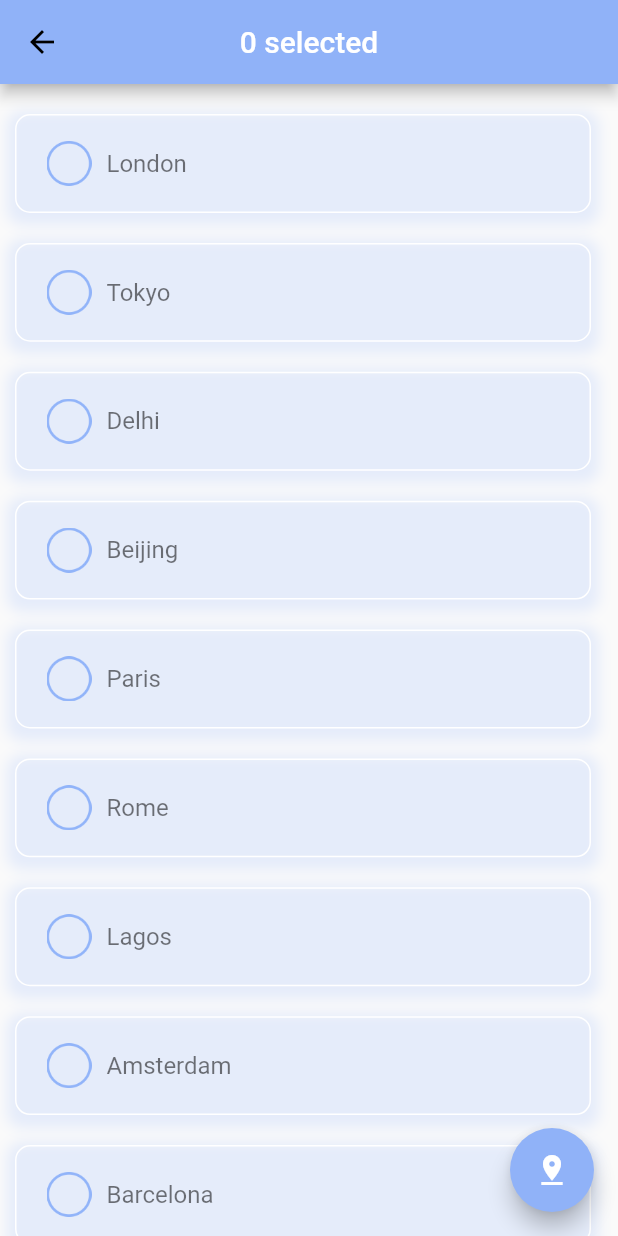
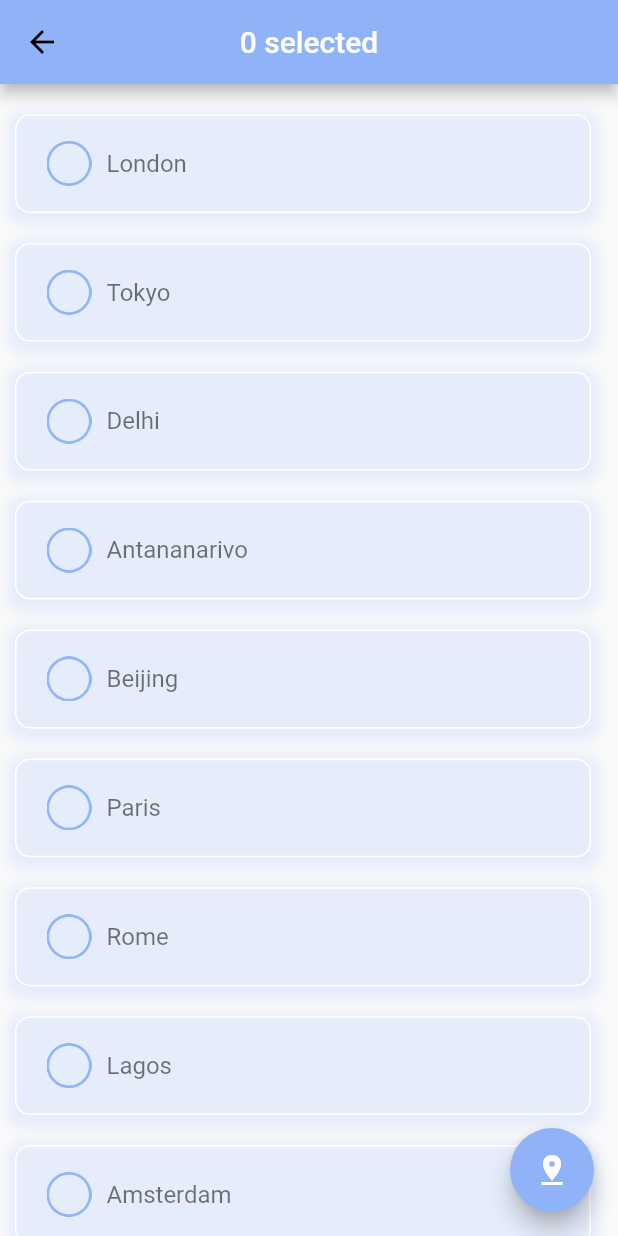
Before and after one commit to djcrust/my_weather_app, a Flutter app: the screen it shows after launch, after a tap on "Get Started", on a phone screen of 412 x 824 dp. Run offline on Flutter 3.47's test engine with Material 2 defaults, Android fonts, the phone set to English and light mode, and no system bars; our stand-ins replace flutter_easyloading, get.

Commit message:
Getx controller bug fixed

```diff
--- a/lib/controller/controller.dart
+++ b/lib/controller/controller.dart
@@ -1,19 +1,19 @@
 import 'package:get/get.dart';
 import 'package:my_weather_app/models/city.dart';
-import 'package:my_weather_app/services/repository.dart';
 
 class HomeController extends GetxController {
-  CityRepository cityRepository;
-  HomeController({
-    required this.cityRepository,
-  });
-
   final cities = <City>[].obs;
+  final nSelected = 0.obs;
+  //final cities = RxList<City>([]);
 
   @override
   void onInit() {
     super.onInit();
-    cities.assignAll(cityRepository.readCities());
+    readCities();
+  }
+
+  void readCities() {
+    cities.assignAll(City.citiesList);
   }
 
   @override
@@ -28,5 +28,12 @@ class HomeController extends GetxController {
 
   void setSelectedCity(int index) {
     cities[index].isSelected = !cities[index].isSelected;
+    List<City> selectedCities = getSelectedCities();
+    updateSelect(selectedCities.length);
+    cities.refresh();
+  }
+
+  void updateSelect(int valueSelected) {
+    nSelected.value = valueSelected;
   }
 }
--- a/lib/main.dart
+++ b/lib/main.dart
@@ -16,7 +16,7 @@ class MyApp extends StatelessWidget {
     return GetMaterialApp(
       title: 'My Weather App',
       debugShowCheckedModeBanner: false,
-      home: GetStarted(),
+      home: const GetStarted(),
       initialBinding: HomeBinding(),
       builder: EasyLoading.init(),
     );
--- a/lib/models/city.dart
+++ b/lib/models/city.dart
@@ -14,10 +14,11 @@ class City {
   //List of Cities
   static List<City> citiesList = [
     City(
-        isSelected: false,
-        city: 'London',
-        country: 'United Kindgom',
-        isDefault: true),
+      isSelected: false,
+      city: 'London',
+      country: 'United Kindgom',
+      isDefault: true,
+    ),
     City(
       isSelected: false,
       city: 'Tokyo',
@@ -28,6 +29,12 @@ class City {
       isSelected: false,
       city: 'Delhi',
       country: 'India',
+      isDefault: false,
+    ),
+    City(
+      isSelected: false,
+      city: 'Antananarivo',
+      country: 'Madagascar',
       isDefault: false,
     ),
     City(
--- a/lib/ui/binding.dart
+++ b/lib/ui/binding.dart
@@ -1,12 +1,9 @@
 import 'package:get/get.dart';
 import 'package:my_weather_app/controller/controller.dart';
-import 'package:my_weather_app/services/repository.dart';
 
 class HomeBinding implements Bindings {
   @override
   void dependencies() {
-    Get.put(HomeController(
-      cityRepository: CityRepository(),
-    ));
+    Get.lazyPut(() => HomeController());
   }
 }
--- a/lib/ui/get_started.dart
+++ b/lib/ui/get_started.dart
@@ -1,12 +1,10 @@
 import 'package:flutter/material.dart';
 import 'package:get/get.dart';
-import 'package:my_weather_app/controller/controller.dart';
 import 'package:my_weather_app/models/constants.dart';
 import 'package:my_weather_app/ui/welcome.dart';
 
 class GetStarted extends StatelessWidget {
-  final homeCtrl = Get.find<HomeController>();
-  GetStarted({Key? key}) : super(key: key);
+  const GetStarted({Key? key}) : super(key: key);
 
   @override
   Widget build(BuildContext context) {
@@ -28,7 +26,7 @@ class GetStarted extends StatelessWidget {
               ),
               GestureDetector(
                 onTap: () {
-                  Get.to(() => const Welcome());
+                  Get.to(() => Welcome());
                 },
                 child: Container(
                   height: 50,
--- a/lib/ui/welcome.dart
+++ b/lib/ui/welcome.dart
@@ -1,39 +1,39 @@
 import 'package:flutter/material.dart';
 import 'package:get/get.dart';
 import 'package:my_weather_app/controller/controller.dart';
-//import 'package:my_weather_app/models/city.dart';
 import 'package:my_weather_app/models/constants.dart';
+import 'package:my_weather_app/ui/get_started.dart';
 
-class Welcome extends GetView<HomeController> {
-  const Welcome({Key? key}) : super(key: key);
+class Welcome extends StatelessWidget {
+  final homeCtrl = Get.find<HomeController>();
+  Welcome({Key? key}) : super(key: key);
 
   @override
   Widget build(BuildContext context) {
-    //List<City> selectedCities = homeCtrl.getSelectedCities();
-
     Constants myConstants = Constants();
     Size size = MediaQuery.of(context).size;
 
-    return Scaffold(
+    return Obx(
+      () => Scaffold(
         appBar: AppBar(
           automaticallyImplyLeading: false,
           backgroundColor: myConstants.secondaryColor,
           centerTitle: true,
-        //title: Text('${selectedCities.length} selected'),
-        title: const Text('0 selected'),
+          title: Text('${homeCtrl.nSelected} selected'),
+          //title: const Text('0 selected'),
           leading: IconButton(
               icon: const Icon(
                 Icons.arrow_back,
                 color: Colors.black,
               ),
               onPressed: () {
-              Get.back();
+                Get.to(() => const GetStarted());
+                //Get.back();
               }),
         ),
-      body: Obx(
-        () => SafeArea(
+        body: SafeArea(
           child: ListView.builder(
-            itemCount: controller.cities.length,
+            itemCount: homeCtrl.cities.length,
             itemBuilder: (BuildContext context, int index) {
               return Container(
                 margin: const EdgeInsets.only(left: 10, top: 20, right: 18),
@@ -41,7 +41,7 @@ class Welcome extends GetView<HomeController> {
                 height: size.height * 0.08,
                 width: size.width,
                 decoration: BoxDecoration(
-                  border: controller.cities[index].isSelected == true
+                  border: homeCtrl.cities[index].isSelected == true
                       ? Border.all(
                           color: myConstants.secondaryColor.withOpacity(0.6),
                           width: 2,
@@ -63,10 +63,10 @@ class Welcome extends GetView<HomeController> {
                   children: [
                     GestureDetector(
                       onTap: () {
-                        controller.setSelectedCity(index);
+                        homeCtrl.setSelectedCity(index);
                       },
                       child: Image.asset(
-                        controller.cities[index].isSelected == true
+                        homeCtrl.cities[index].isSelected == true
                             ? 'assets/checked.png'
                             : 'assets/unchecked.png',
                         width: 30,
@@ -76,10 +76,10 @@ class Welcome extends GetView<HomeController> {
                       width: 10,
                     ),
                     Text(
-                      controller.cities[index].city,
+                      homeCtrl.cities[index].city,
                       style: TextStyle(
                         fontSize: 16,
-                        color: controller.cities[index].isSelected == true
+                        color: homeCtrl.cities[index].isSelected == true
                             ? myConstants.primaryColor
                             : Colors.black54,
                       ),
@@ -90,12 +90,12 @@ class Welcome extends GetView<HomeController> {
             },
           ),
         ),
-      ),
         floatingActionButton: FloatingActionButton(
           backgroundColor: myConstants.secondaryColor,
           child: const Icon(Icons.pin_drop),
           onPressed: () {},
         ),
+      ),
     );
   }
 }
```
Lines whose indentation alone changed are shown as unchanged.
